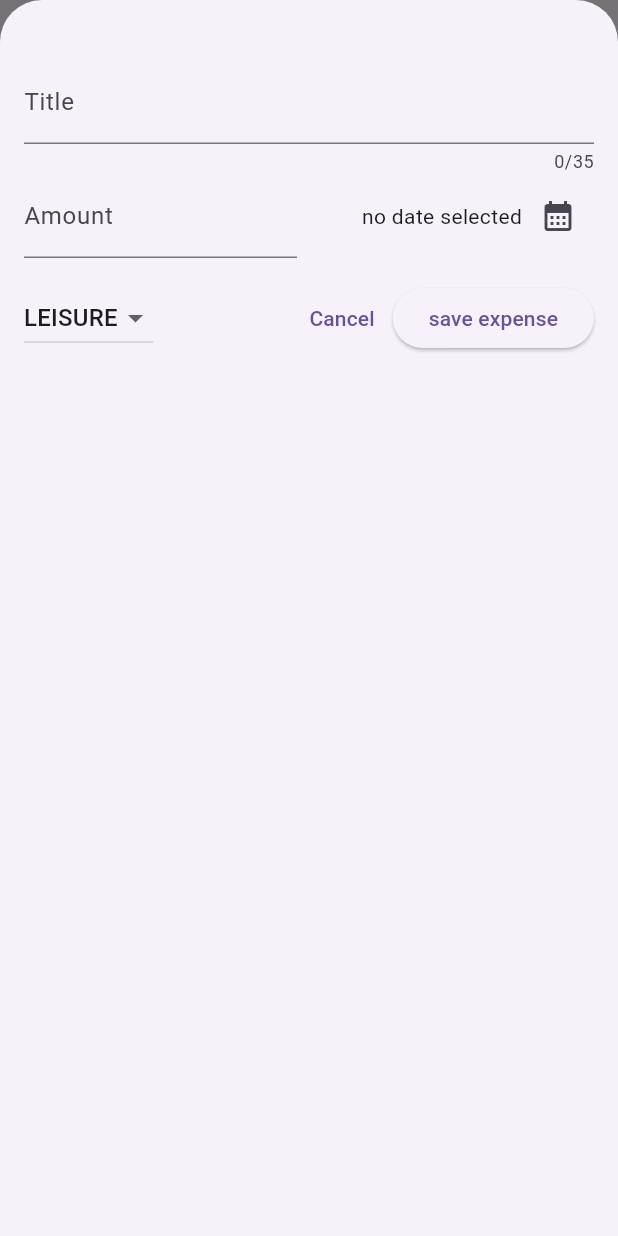
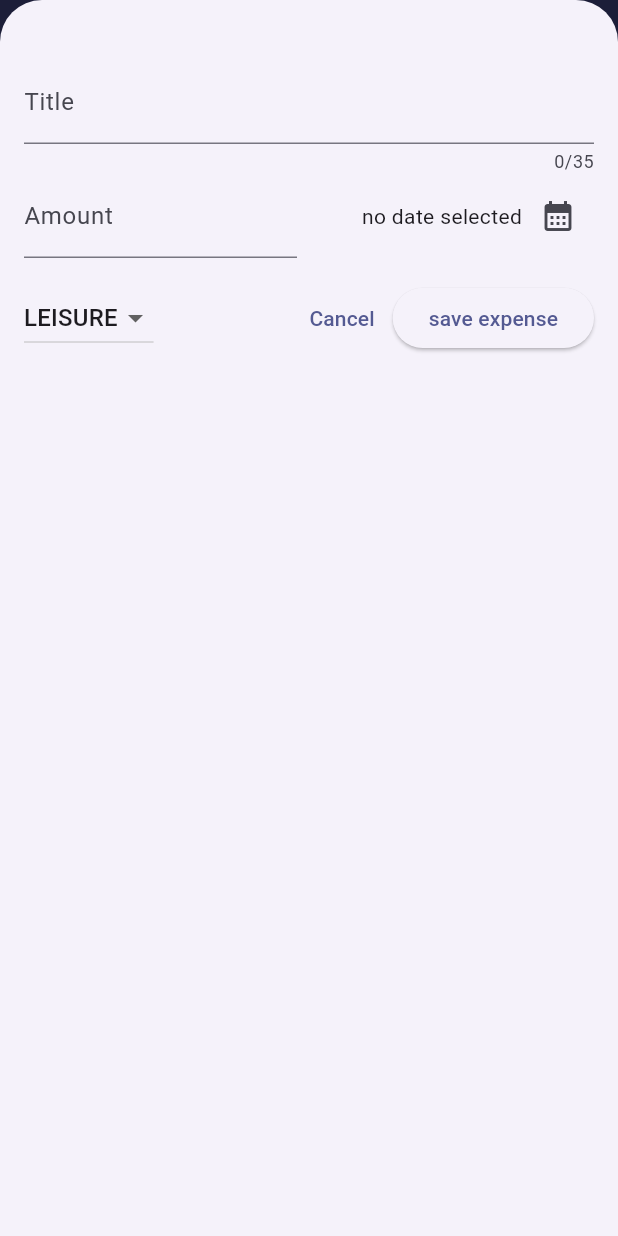
Before and after one commit to OussemaDammak/Expense_Tracker, a Flutter app: the screen it shows after launch, after a tap on the "add" icon, on a phone screen of 412 x 824 dp. Run offline on Flutter 3.47's test engine with Material 3 defaults, Android fonts, the phone set to English and light mode, and no system bars.

Commit message:
use theme color

```diff
--- a/lib/main.dart
+++ b/lib/main.dart
@@ -2,10 +2,21 @@ import 'package:flutter/material.dart';
 
 import 'package:expense_tracker/widgets/expenses.dart';
 
+var kColorScheme = ColorScheme.fromSeed(
+  seedColor: const Color.fromARGB(255, 11, 22, 129),
+);
+
 void main() {
   runApp(
-    const MaterialApp(
-      home: Expenses(),
+    MaterialApp(
+      theme: ThemeData().copyWith(
+        colorScheme: kColorScheme,
+        appBarTheme: const AppBarTheme().copyWith(
+          backgroundColor:kColorScheme.onPrimaryContainer ,
+          foregroundColor: kColorScheme.primaryContainer,
+        ),
+      ),
+      home: const Expenses(),
     ),
   );
 }
```
